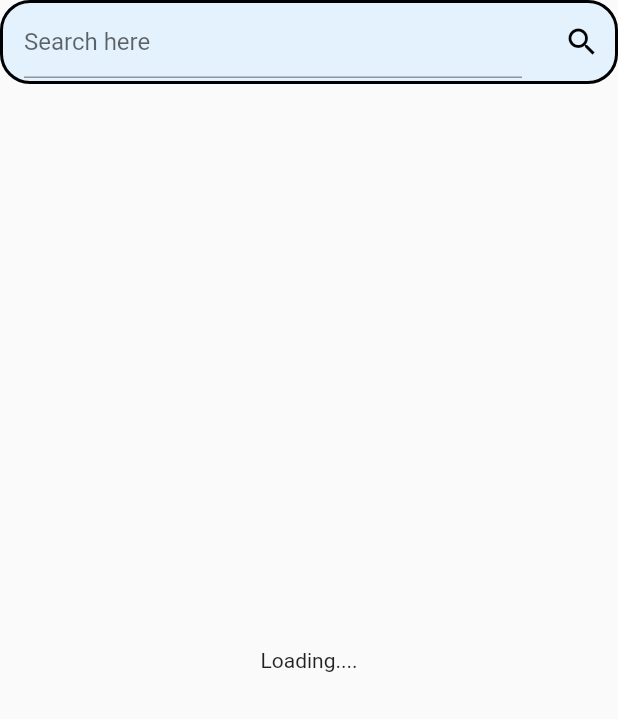
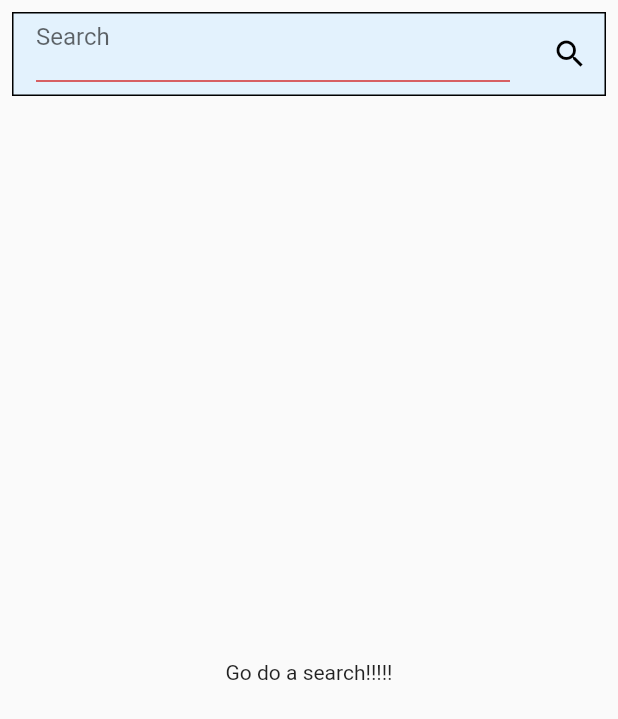
Before and after one commit to AkshitOstwal/imdb, a Flutter app: the screen it shows after launch, after a tap on the "search" icon, on a phone screen of 412 x 824 dp. Shown: the top 719 px of the screen. Run offline on Flutter 3.47's test engine with Material 2 defaults, Android fonts, the phone set to English and light mode, and no system bars; our stand-ins replace flutter_rating_bar.

```diff
--- a/lib/pages/homepage.dart
+++ b/lib/pages/homepage.dart
@@ -1,4 +1,5 @@
 import 'package:flutter/material.dart';
+import 'package:flutter_rating_bar/flutter_rating_bar.dart';
 import 'package:imdb/Models/movie.dart';
 import 'package:imdb/providers/search_list_provider.dart';
 import 'package:provider/provider.dart';
@@ -10,13 +11,16 @@ class HomePage extends StatefulWidget {
 
 class _HomePageState extends State<HomePage> {
   final TextEditingController _searchData = TextEditingController();
-
+  final _formKey = GlobalKey<FormState>();
   Widget _buildMovieList(List<Movie> list, String error) {
     if (list.length == 0) {
-      return Center(
-          child: error != '' ? Text(error) : Text('Go do a search!!!!!'));
+      return Expanded(
+        child: Center(
+            child: error != '' ? Text(error) : Text('Go do a search!!!!!')),
+      );
     }
-    return ListView.builder(
+    return Expanded(
+      child: ListView.builder(
           padding: const EdgeInsets.all(8),
           itemCount: list.length,
           itemBuilder: (BuildContext context, int index) {
@@ -50,29 +54,62 @@ class _HomePageState extends State<HomePage> {
                       child: Container(
                         child: Column(
                           crossAxisAlignment: CrossAxisAlignment.start,
+                          mainAxisSize: MainAxisSize.max,
+                          mainAxisAlignment: MainAxisAlignment.spaceBetween,
                           children: <Widget>[
                             Text(
                               list[index].title,
                               style: TextStyle(
-                                fontSize: 15, fontWeight: FontWeight.bold),
+                                  fontSize: 22, fontWeight: FontWeight.bold),
                               overflow: TextOverflow.ellipsis,
                               textAlign: TextAlign.start,
                               maxLines: 2,
                               softWrap: true,
                             ),
+                            SizedBox(
+                              height: 12,
+                            ),
                             Text(
-                            list[index].year,
-                            style: TextStyle(fontSize: 12, color: Colors.grey),
+                              "Genre : ${list[index].genre}",
+                              style:
+                                  TextStyle(fontSize: 16, color: Colors.grey),
                               overflow: TextOverflow.ellipsis,
                               textAlign: TextAlign.start,
                               softWrap: true,
                             ),
+                            SizedBox(
+                              height: 12,
+                            ),
+                            Row(
+                              children: <Widget>[
                                 Text(
-                            list[index].type,
-                            style: TextStyle(fontSize: 12, color: Colors.grey),
+                                  list[index].imdbRatings.toString(),
+                                  style: TextStyle(
+                                      fontSize: 20,
+                                      color: Colors.deepPurple,
+                                      fontWeight: FontWeight.bold),
                                   overflow: TextOverflow.ellipsis,
                                   textAlign: TextAlign.start,
                                   softWrap: true,
+                                ),
+                                RatingBar(
+                                  initialRating: list[index].imdbRatings / 2,
+                                  direction: Axis.horizontal,
+                                  itemSize: 25,
+                                  allowHalfRating: true,
+                                  itemCount: 5,
+                                  itemPadding:
+                                      EdgeInsets.symmetric(horizontal: 4.0),
+                                  itemBuilder: (context, _) => Icon(
+                                    Icons.star,
+                                    color: Colors.deepOrange,
+                                  ),
+                                  glow: true,
+                                  glowColor: Colors.orange,
+                                  ignoreGestures: true,
+                                  tapOnlyMode: false,
+                                ),
+                              ],
                             ),
                           ],
                         ),
@@ -82,7 +119,8 @@ class _HomePageState extends State<HomePage> {
                 ),
               ),
             );
-        });
+          }),
+    );
   }
 
   @override
@@ -99,21 +137,40 @@ class _HomePageState extends State<HomePage> {
       },
       child: SafeArea(
         child: Scaffold(
-          appBar: AppBar(
+          body: Container(
+              height: height,
+              width: width,
+              child: Column(
+                children: <Widget>[
+                  Padding(
+                    padding: const EdgeInsets.all(8.0),
+                    child: AppBar(
+                      primary: true,
                       shape: RoundedRectangleBorder(
-              borderRadius: BorderRadius.circular(20),
+                        borderRadius: BorderRadius.zero,
                         side: BorderSide(
-                width: 2,
+                          width: 1,
                         ),
                       ),
                       centerTitle: true,
                       backgroundColor: Colors.blue.shade50,
                       elevation: 0,
-            title: TextFormField(
+                      title: Form(
+                        key: _formKey,
+                        child: TextFormField(
                           decoration: InputDecoration(
-                hintText: "Search here",
+                            hintText: "e.g Movie Name",
+                            helperText: "Movie Name",
+                            labelText: "Search",
                           ),
                           controller: _searchData,
+                          validator: (value) {
+                            if (value.isEmpty || value == null) {
+                              return 'Please enter some text';
+                            }
+                            return null;
+                          },
+                        ),
                       ),
                       actions: <Widget>[
                         IconButton(
@@ -122,17 +179,18 @@ class _HomePageState extends State<HomePage> {
                               color: Colors.black,
                             ),
                             color: Colors.black,
-                onPressed: () => provider.getSearchList(_searchData.text),
-              )
+                            onPressed: () {
+                              if (_formKey.currentState.validate())
+                                provider.getSearchList(_searchData.text);
+                            })
                       ],
                     ),
-          body: Container(
-            height: height,
-            width: width,
-            child: provider.loading
-                ? Center(child: Text('Loading....'))
+                  ),
+                  provider.loading
+                      ? Expanded(child: Center(child: Text('Loading....')))
                       : _buildMovieList(provider.list, provider.error),
-          ),
+                ],
+              )),
         ),
       ),
     );
--- a/pubspec.yaml
+++ b/pubspec.yaml
@@ -25,6 +25,7 @@ dependencies:
     sdk: flutter
   provider: ^4.1.2
   http: ^0.12.1
+  flutter_rating_bar: ^3.0.1+1
 
 
   # The following adds the Cupertino Icons font to your application.
```
Also changed, not shown: lib/providers/search_list_provider.dart (+15 -8 lines), pubspec.lock. Lines whose indentation alone changed are shown as unchanged.
